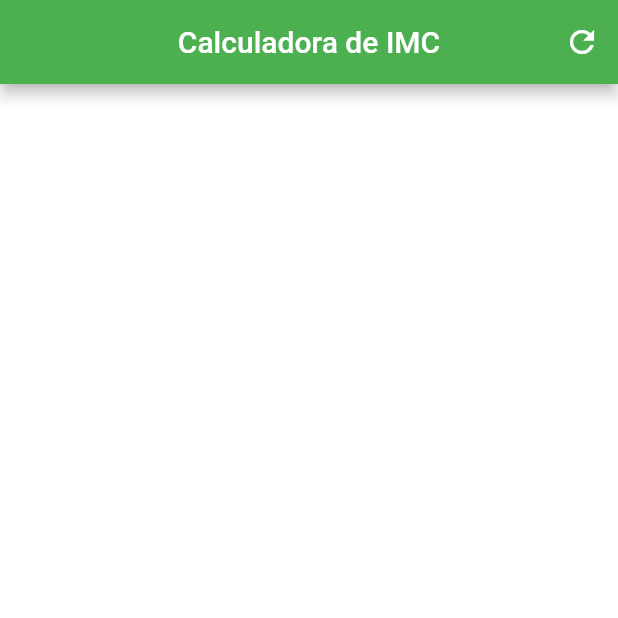
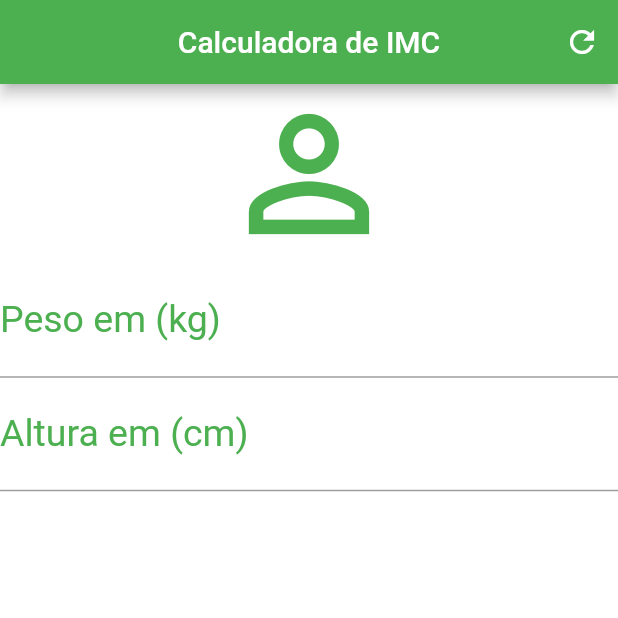
Before and after one commit to edvaldoide/calc_imc, a Flutter app: the screen it shows after launch, on a phone screen of 412 x 824 dp, the top half of it. Run offline on Flutter 3.47's test engine with Material 2 defaults, Android fonts, the phone set to English and light mode, and no system bars.

Commit message:
Adicionando o TextField e efetuando Decorações

```diff
--- a/calc_imc/lib/main.dart
+++ b/calc_imc/lib/main.dart
@@ -24,6 +24,30 @@ class _HomeState extends State<Home> {
         actions: [IconButton(onPressed: () {}, icon: Icon(Icons.refresh))],
       ),
       backgroundColor: Colors.white,
+      body: Column(
+        crossAxisAlignment: CrossAxisAlignment.stretch,
+        children: [
+          Icon(Icons.person_outline, size: 120.0, color: Colors.green),
+          TextField(
+            keyboardType: TextInputType.number,
+            decoration: InputDecoration(
+              labelText: 'Peso em (kg)',
+              labelStyle: TextStyle(color: Colors.green),
+            ),
+            textAlign: TextAlign.center,
+            style: TextStyle(color: Colors.green, fontSize: 25.0),
+          ),
+          TextField(
+            keyboardType: TextInputType.number,
+            decoration: InputDecoration(
+              labelText: 'Altura em (cm)',
+              labelStyle: TextStyle(color: Colors.green),
+            ),
+            textAlign: TextAlign.center,
+            style: TextStyle(color: Colors.green, fontSize: 25.0),
+          ),
+        ],
+      ),
     );
   }
 }
```
